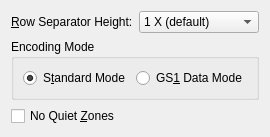
zint/zint, file frontend_qt/grpC49.ui: the form before one commit.
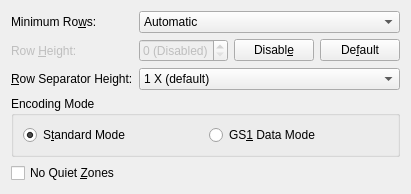
The form after the commit.

Commit message: Add HEIGHTPERROW_MODE_input mode flag (#204) backend_qt: add encodedWidth, encodedRows DBAR_EXPSTK: add max rows option (option_3) CODE16K/CODE49: add min rows option (option_1) GUI: HIBC xxx -> HIBC

Patch:
```diff
--- a/frontend_qt/grpC49.ui
+++ b/frontend_qt/grpC49.ui
@@ -23,7 +23,180 @@
    <item>
     <layout class="QGridLayout" name="gridLayout">
      <item row="0" column="0">
-      <widget class="QLabel" name="labelRowSeparatorHeight">
+      <widget class="QLabel" name="lblC49Rows">
+       <property name="text">
+        <string>Minimum Ro&amp;ws:</string>
+       </property>
+       <property name="toolTip">
+        <string>Set minimum number of rows</string>
+       </property>
+       <property name="buddy">
+        <cstring>cmbC49Rows</cstring>
+       </property>
+      </widget>
+     </item>
+     <item row="0" column="1">
+      <widget class="QComboBox" name="cmbC49Rows">
+       <property name="toolTip">
+        <string>Set minimum number of rows</string>
+       </property>
+       <item>
+        <property name="text">
+         <string>Automatic</string>
+        </property>
+       </item>
+       <item>
+        <property name="text">
+         <string>3</string>
+        </property>
+       </item>
+       <item>
+        <property name="text">
+         <string>4</string>
+        </property>
+       </item>
+       <item>
+        <property name="text">
+         <string>5</string>
+        </property>
+       </item>
+       <item>
+        <property name="text">
+         <string>6</string>
+        </property>
+       </item>
+       <item>
+        <property name="text">
+         <string>7</string>
+        </property>
+       </item>
+       <item>
+        <property name="text">
+         <string>8</string>
+        </property>
+       </item>
+      </widget>
+     </item>
+     <item row="1" column="0">
+      <widget class="QLabel" name="lblC49HeightPerRow">
+       <property name="enabled">
+        <bool>false</bool>
+       </property>
+       <property name="toolTip">
+        <string>Height per row in X-dimensions
+Only available if &quot;Automatic Height&quot; in
+the Appearance tab is not checked
+(ignored if disabled)</string>
+       </property>
+       <property name="text">
+        <string>Row &amp;Height:</string>
+       </property>
+       <property name="alignment">
+        <set>Qt::AlignLeading|Qt::AlignLeft|Qt::AlignVCenter</set>
+       </property>
+       <property name="buddy">
+        <cstring>spnC49HeightPerRow</cstring>
+       </property>
+      </widget>
+     </item>
+     <item row="1" column="1">
+      <layout class="QHBoxLayout" name="horzLayoutC49HeightPerRow">
+       <item>
+        <widget class="QDoubleSpinBox" name="spnC49HeightPerRow">
+         <property name="enabled">
+          <bool>false</bool>
+         </property>
+         <property name="toolTip">
+          <string>Height per row in X-dimensions
+Only available if &quot;Automatic Height&quot; in
+the Appearance tab is not checked
+(ignored if disabled)</string>
+         </property>
+         <property name="accelerated">
+          <bool>true</bool>
+         </property>
+         <property name="prefix">
+          <string/>
+         </property>
+         <property name="suffix">
+          <string> X</string>
+         </property>
+         <property name="decimals">
+          <number>3</number>
+         </property>
+         <property name="minimum">
+          <double>0</double>
+         </property>
+         <property name="maximum">
+          <double>2000.000000000000000</double>
+         </property>
+         <property name="singleStep">
+          <double>0.100000000000000</double>
+         </property>
+         <property name="value">
+          <double>0</double>
+         </property>
+         <property name="specialValueText">
+          <string>0 (Disabled)</string>
+         </property>
+         <property name="sizePolicy">
+          <sizepolicy hsizetype="Minimum" vsizetype="Fixed">
+           <horstretch>2</horstretch>
+           <verstretch>0</verstretch>
+          </sizepolicy>
+         </property>
+        </widget>
+       </item>
+       <item>
+        <widget class="QPushButton" name="btnC49HeightPerRowDisable">
+         <property name="toolTip">
+          <string>Set height per row to 0
+(&quot;Height&quot; in the Appearance
+tab will be re-enabled)</string>
+         </property>
+         <property name="text">
+          <string>Disabl&amp;e</string>
+         </property>
+         <property name="sizePolicy">
+          <sizepolicy hsizetype="Preferred" vsizetype="Fixed">
+           <horstretch>1</horstretch>
+           <verstretch>0</verstretch>
+          </sizepolicy>
+         </property>
+         <property name="sizeHint" stdset="0">
+          <size>
+           <width>30</width>
+           <height>20</height>
+          </size>
+         </property>
+        </widget>
+       </item>
+       <item>
+        <widget class="QPushButton" name="btnC49HeightPerRowDefault">
+         <property name="toolTip">
+          <string>Set height per row to default value</string>
+         </property>
+         <property name="text">
+          <string>De&amp;fault</string>
+         </property>
+         <property name="sizePolicy">
+          <sizepolicy hsizetype="Preferred" vsizetype="Fixed">
+           <horstretch>1</horstretch>
+           <verstretch>0</verstretch>
+          </sizepolicy>
+         </property>
+         <property name="sizeHint" stdset="0">
+          <size>
+           <width>30</width>
+           <height>20</height>
+          </size>
+         </property>
+        </widget>
+       </item>
+      </layout>
+     </item>
+     <item row="2" column="0">
+      <widget class="QLabel" name="lblC49RowSepHeight">
        <property name="text">
         <string>&amp;Row Separator Height:</string>
        </property>
@@ -36,7 +209,7 @@
        </property>
       </widget>
      </item>
-     <item row="0" column="1">
+     <item row="2" column="1">
       <widget class="QComboBox" name="cmbC49RowSepHeight">
        <property name="toolTip">
         <string>Height in X-dimensions of horizontal lines
```
Left out of the diff: 6 changed lines with no effect on the pictures. The commit also changes 35 other files.
